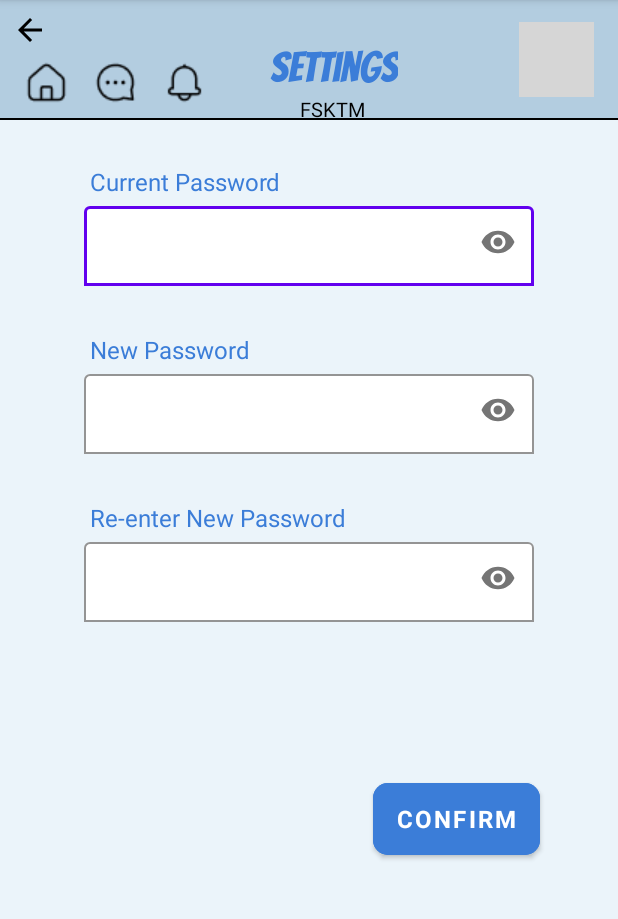
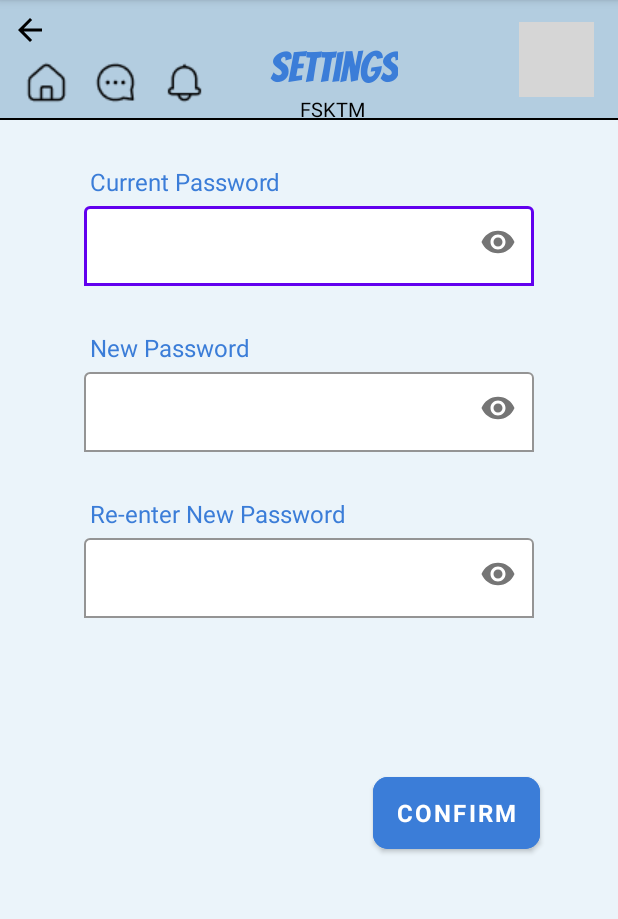
Before and after one commit to Christina-Ku-Pei-San/JomChat, an Android app: the ChangePasswordActivity screen opened directly, with no data from a screen before it, on a phone screen of 412 x 824 dp, the part 84-1003 px from its top. Run offline under Robolectric (Android 15) with nearby library versions, the phone set to English and light mode, and no system bars; our stand-ins replace CircleImageView, Firebase (no records; nobody signed in at launch, a user with empty details on screens opened directly), Picasso; pictures from the network do not load; Roboto replaces fonts that are not available here; 1 statement that could not run was skipped; grey boxes are pictures that could not be loaded.

Commit message:
make some changes for error handling and remove swipe refresh layout

```diff
--- a/app/src/main/java/wia2007/example/jomchat/AddPostActivity.java
+++ b/app/src/main/java/wia2007/example/jomchat/AddPostActivity.java
@@ -408,7 +408,7 @@ public class AddPostActivity extends AppCompatActivity {
         }
         else {
 
-            Toast.makeText(AddPostActivity.this, "Please Select Image ", Toast.LENGTH_LONG).show();
+            Toast.makeText(AddPostActivity.this, "Please enter your post content", Toast.LENGTH_LONG).show();
 
         }
     }
--- a/app/src/main/java/wia2007/example/jomchat/ChangePasswordActivity.java
+++ b/app/src/main/java/wia2007/example/jomchat/ChangePasswordActivity.java
@@ -58,7 +58,7 @@ public class ChangePasswordActivity extends AppCompatActivity {
         super.onCreate(savedInstanceState);
         setContentView(R.layout.activity_change_password);
 
-        ivHome = findViewById(R.id.IVBack);
+        ivHome = findViewById(R.id.IVHome);
         ivBack = findViewById(R.id.IVBack);
         ivMessenger = findViewById(R.id.IVMessenger);
         ivNotification = findViewById(R.id.IVNotification);
--- a/app/src/main/res/layout/activity_change_password.xml
+++ b/app/src/main/res/layout/activity_change_password.xml
@@ -111,7 +111,7 @@
         android:id="@+id/current_password"
         style="@style/TEXTINPUTLAYOUT2"
         android:layout_width="300dp"
-        android:layout_height="60dp"
+        android:layout_height="wrap_content"
         app:boxBackgroundMode="outline"
         app:endIconMode="password_toggle"
         app:layout_constraintEnd_toEndOf="parent"
@@ -146,7 +146,7 @@
         android:id="@+id/new_password"
         style="@style/TEXTINPUTLAYOUT2"
         android:layout_width="300dp"
-        android:layout_height="60dp"
+        android:layout_height="wrap_content"
         app:boxBackgroundMode="outline"
         app:endIconMode="password_toggle"
         app:layout_constraintEnd_toEndOf="parent"
@@ -181,7 +181,7 @@
         android:id="@+id/new_password2"
         style="@style/TEXTINPUTLAYOUT2"
         android:layout_width="300dp"
-        android:layout_height="60dp"
+        android:layout_height="wrap_content"
         app:boxBackgroundMode="outline"
         app:endIconMode="password_toggle"
         app:layout_constraintEnd_toEndOf="parent"
```
Also changed, not shown: app/src/main/res/layout/activity_favourite.xml (+5 -12 lines), app/src/main/res/layout/activity_messenger_list.xml (+4 -11 lines), app/src/main/res/layout/activity_notification_list.xml (+4 -11 lines).
